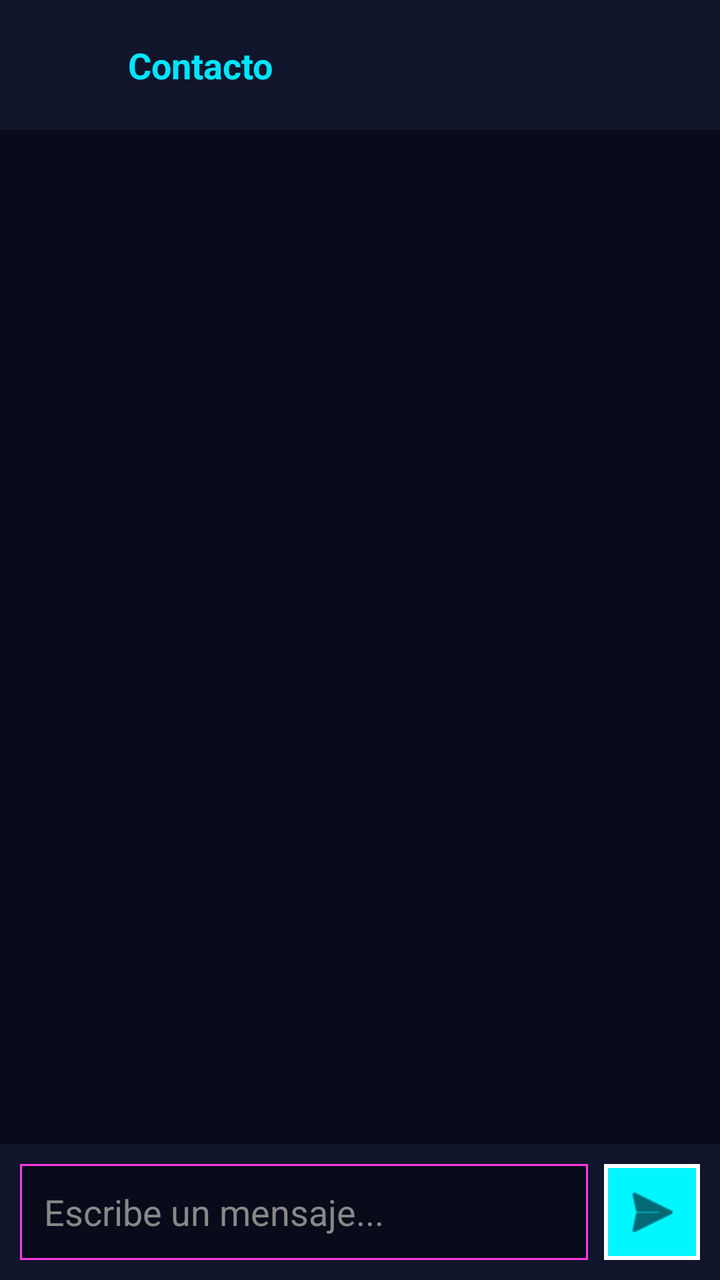
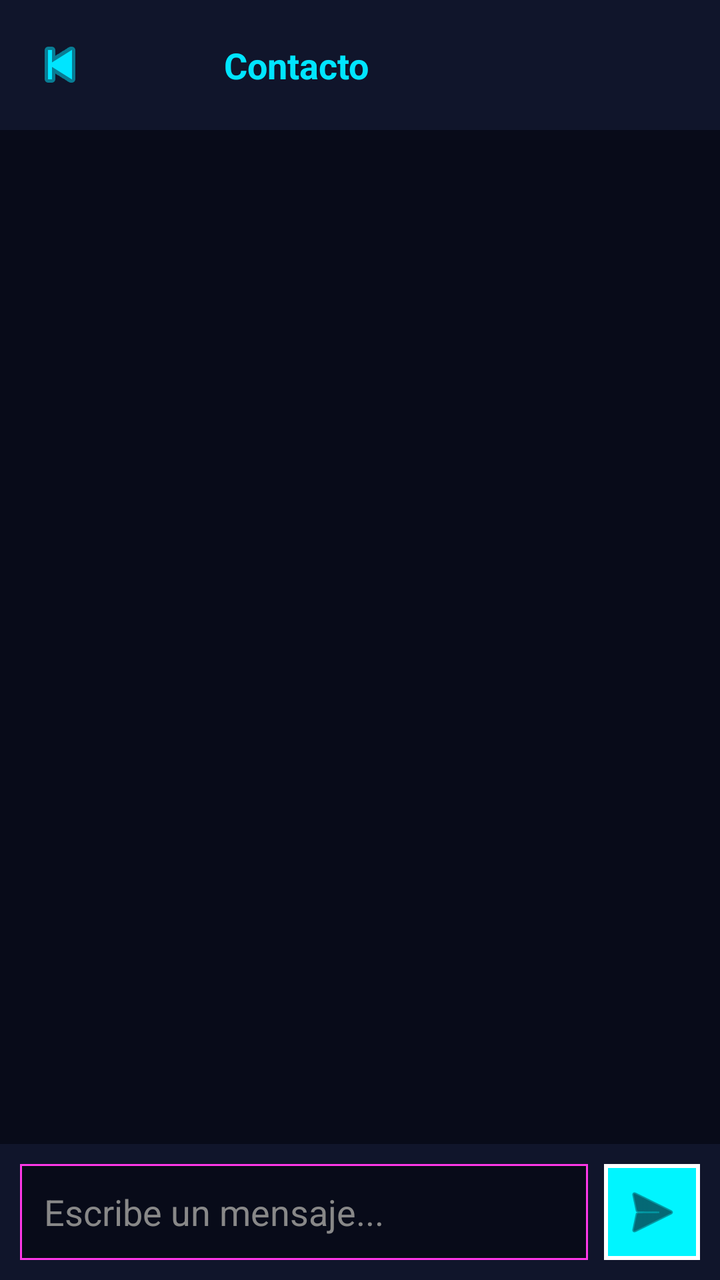

An Android layout rendered at two revisions. The XML below is the earlier revision; the diff shows what the commit changed to produce the second picture.
<!-- AndroidManifest.xml: application theme Theme.CloneWhatsApp -->
<!-- res/layout/activity_chat.xml -->
<?xml version="1.0" encoding="utf-8"?>
<LinearLayout
    xmlns:android="http://schemas.android.com/apk/res/android"
    android:layout_width="match_parent"
    android:layout_height="match_parent"
    android:orientation="vertical"
    android:background="#080B19">

    
    <LinearLayout
        android:layout_width="match_parent"
        android:layout_height="65dp"
        android:gravity="center_vertical"
        android:orientation="horizontal"
        android:padding="10dp"
        android:background="#10152B">

        <ImageView
            android:id="@+id/ivFotoChat"
            android:layout_width="42dp"
            android:layout_height="42dp"
            android:src="@android:drawable/sym_def_app_icon"
            android:scaleType="centerCrop"/>

        <TextView
            android:id="@+id/tvNombreChat"
            android:layout_width="0dp"
            android:layout_height="wrap_content"
            android:layout_weight="1"
            android:layout_marginStart="12dp"
            android:text="Contacto"
            android:textColor="#00E5FF"
            android:textSize="18sp"
            android:textStyle="bold"/>

    </LinearLayout>

    
    <androidx.recyclerview.widget.RecyclerView
        android:id="@+id/rvMensajes"
        android:layout_width="match_parent"
        android:layout_height="0dp"
        android:layout_weight="1"
        android:padding="12dp"
        android:clipToPadding="false"/>

    
    <LinearLayout
        android:layout_width="match_parent"
        android:layout_height="wrap_content"
        android:orientation="horizontal"
        android:gravity="center_vertical"
        android:padding="10dp"
        android:background="#10152B">

        <EditText
            android:id="@+id/etMensaje"
            android:layout_width="0dp"
            android:layout_height="48dp"
            android:layout_weight="1"
            android:hint="Escribe un mensaje..."
            android:textColor="#FFFFFF"
            android:textColorHint="#888888"
            android:padding="12dp"
            android:background="@drawable/bg_neon_input"
            android:maxLines="4"/>

        <ImageButton
            android:id="@+id/btnEnviarMensaje"
            android:layout_width="48dp"
            android:layout_height="48dp"
            android:layout_marginStart="8dp"
            android:src="@android:drawable/ic_menu_send"
            android:background="@drawable/bg_neon_button"
            android:contentDescription="Enviar mensaje"
            android:tint="#080B19"/>

    </LinearLayout>

</LinearLayout>
<!-- resources referenced by this layout -->
<resources>
  <!-- drawable bg_neon_button (drawable) -->
  <?xml version="1.0" encoding="utf-8"?>
  <shape xmlns:android="http://schemas.android.com/apk/res/android">
  
      <solid android:color="#00F5FF"/>
  
      <stroke
          android:width="2dp"
          android:color="#FFFFFF"/>
  
      <corners android:radius="0dp"/>
  
  </shape>
  <!-- drawable bg_neon_input (drawable) -->
  <?xml version="1.0" encoding="utf-8"?>
  <shape xmlns:android="http://schemas.android.com/apk/res/android">
  
      <solid android:color="#080B19"/>
  
      <stroke
          android:width="1dp"
          android:color="#FF38E8"/>
  
      <corners android:radius="0dp"/>
  
  </shape>
  <style name="Theme.CloneWhatsApp" parent="Base.Theme.CloneWhatsApp" />
  <style name="Base.Theme.CloneWhatsApp" parent="Theme.Material3.DayNight.NoActionBar">
          
          
      </style>
</resources>

<!-- the commit's change to res/layout/activity_chat.xml (unified diff, before → after) -->
@@ -1,6 +1,7 @@
 <?xml version="1.0" encoding="utf-8"?>
 <LinearLayout
     xmlns:android="http://schemas.android.com/apk/res/android"
+    xmlns:app="http://schemas.android.com/apk/res-auto"
     android:layout_width="match_parent"
     android:layout_height="match_parent"
     android:orientation="vertical"
@@ -15,12 +16,23 @@
         android:padding="10dp"
         android:background="#10152B">
 
+        <ImageButton
+            android:id="@+id/btnVolverChat"
+            android:layout_width="40dp"
+            android:layout_height="40dp"
+            android:src="@android:drawable/ic_media_previous"
+            android:background="@android:color/transparent"
+            android:contentDescription="Volver"
+            android:layout_marginEnd="8dp"
+            app:tint="#00E5FF" />
+
+
         <ImageView
             android:id="@+id/ivFotoChat"
             android:layout_width="42dp"
             android:layout_height="42dp"
             android:src="@android:drawable/sym_def_app_icon"
-            android:scaleType="centerCrop"/>
+            android:scaleType="centerCrop" />
 
         <TextView
             android:id="@+id/tvNombreChat"
@@ -31,7 +43,7 @@
             android:text="Contacto"
             android:textColor="#00E5FF"
             android:textSize="18sp"
-            android:textStyle="bold"/>
+            android:textStyle="bold" />
 
     </LinearLayout>
 
@@ -42,7 +54,7 @@
         android:layout_height="0dp"
         android:layout_weight="1"
         android:padding="12dp"
-        android:clipToPadding="false"/>
+        android:clipToPadding="false" />
 
     
     <LinearLayout
@@ -63,7 +75,7 @@
             android:textColorHint="#888888"
             android:padding="12dp"
             android:background="@drawable/bg_neon_input"
-            android:maxLines="4"/>
+            android:maxLines="4" />
 
         <ImageButton
             android:id="@+id/btnEnviarMensaje"
@@ -73,7 +85,7 @@
             android:src="@android:drawable/ic_menu_send"
             android:background="@drawable/bg_neon_button"
             android:contentDescription="Enviar mensaje"
-            android:tint="#080B19"/>
+            app:tint="#080B19" />
 
     </LinearLayout>
 
